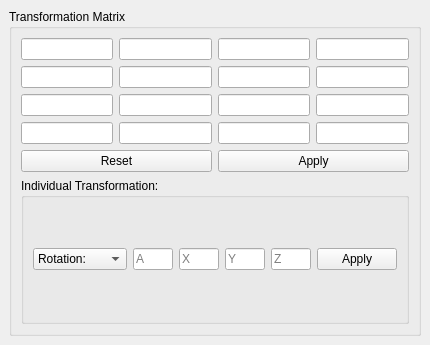
This is Polyhedron/demo/Polyhedron/Plugins/PCA/Transformation_widget.ui in CGAL/cgal as Qt 5 draws it before an edit. The edited form follows.
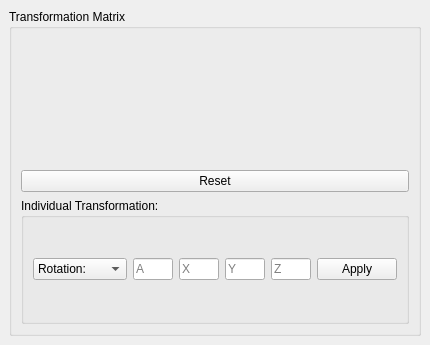
This is the edited form.

Commit message: Makes the matrix not editable. It is quite useless and it bugs because of QGLViewer.

Patch:
```diff
--- a/Polyhedron/demo/Polyhedron/Plugins/PCA/Transformation_widget.ui
+++ b/Polyhedron/demo/Polyhedron/Plugins/PCA/Transformation_widget.ui
@@ -25,53 +25,68 @@
         <layout class="QVBoxLayout" name="verticalLayout_2">
          <item>
           <layout class="QGridLayout" name="gridLayout_3">
-           <item row="3" column="3">
-            <widget class="QLineEdit" name="matrix_33"/>
-           </item>
            <item row="0" column="1">
-            <widget class="QLineEdit" name="matrix_01"/>
-           </item>
-           <item row="0" column="3">
-            <widget class="QLineEdit" name="matrix_03"/>
+            <widget class="QLabel" name="matrix_01">
+             <property name="text">
+              <string/>
+             </property>
+            </widget>
            </item>
            <item row="0" column="0">
-            <widget class="QLineEdit" name="matrix_00"/>
+            <widget class="QLabel" name="matrix_00">
+             <property name="text">
+              <string/>
+             </property>
+            </widget>
            </item>
-           <item row="3" column="1">
-            <widget class="QLineEdit" name="matrix_31"/>
-           </item>
-           <item row="2" column="2">
-            <widget class="QLineEdit" name="matrix_22"/>
+           <item row="1" column="0">
+            <widget class="QLabel" name="matrix_10">
+             <property name="text">
+              <string/>
+             </property>
+            </widget>
            </item>
            <item row="2" column="1">
-            <widget class="QLineEdit" name="matrix_21"/>
+            <widget class="QLabel" name="matrix_21">
+             <property name="text">
+              <string/>
+             </property>
+            </widget>
            </item>
-           <item row="2" column="0">
-            <widget class="QLineEdit" name="matrix_20"/>
-           </item>
-           <item row="1" column="3">
-            <widget class="QLineEdit" name="matrix_13"/>
-           </item>
-           <item row="1" column="1">
-            <widget class="QLineEdit" name="matrix_11"/>
-           </item>
-           <item row="3" column="2">
-            <widget class="QLineEdit" name="matrix_32"/>
-           </item>
-           <item row="0" column="2">
-            <widget class="QLineEdit" name="matrix_02"/>
-           </item>
-           <item row="2" column="3">
-            <widget class="QLineEdit" name="matrix_23"/>
+           <item row="2" column="2">
+            <widget class="QLabel" name="matrix_22">
+             <property name="text">
+              <string/>
+             </property>
+            </widget>
            </item>
            <item row="1" column="2">
-            <widget class="QLineEdit" name="matrix_12"/>
+            <widget class="QLabel" name="matrix_12">
+             <property name="text">
+              <string/>
+             </property>
+            </widget>
            </item>
-           <item row="3" column="0">
-            <widget class="QLineEdit" name="matrix_30"/>
+           <item row="0" column="2">
+            <widget class="QLabel" name="matrix_02">
+             <property name="text">
+              <string/>
+             </property>
+            </widget>
            </item>
-           <item row="1" column="0">
-            <widget class="QLineEdit" name="matrix_10"/>
+           <item row="1" column="1">
+            <widget class="QLabel" name="matrix_11">
+             <property name="text">
+              <string/>
+             </property>
+            </widget>
+           </item>
+           <item row="2" column="0">
+            <widget class="QLabel" name="matrix_20">
+             <property name="text">
+              <string/>
+             </property>
+            </widget>
            </item>
           </layout>
          </item>
@@ -84,13 +99,6 @@
              </property>
             </widget>
            </item>
-           <item>
-            <widget class="QPushButton" name="applyMatrix_Button">
-             <property name="text">
-              <string>Apply</string>
-             </property>
-            </widget>
-           </item>
           </layout>
          </item>
          <item>
```
The commit also changes 1 other file.
